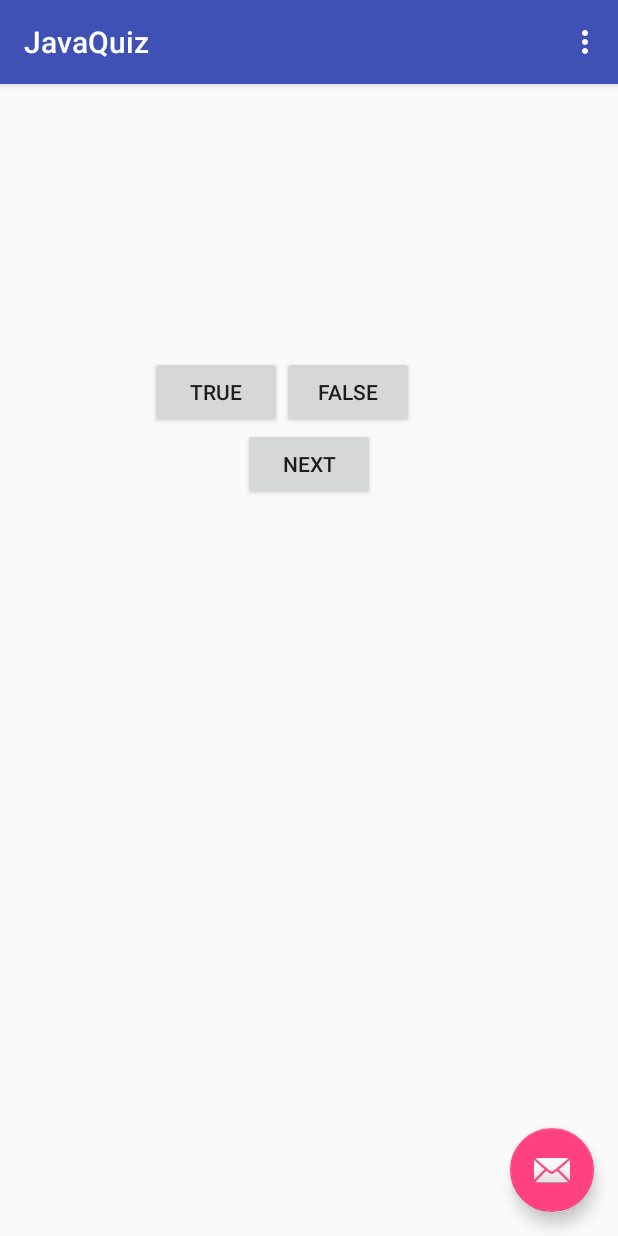
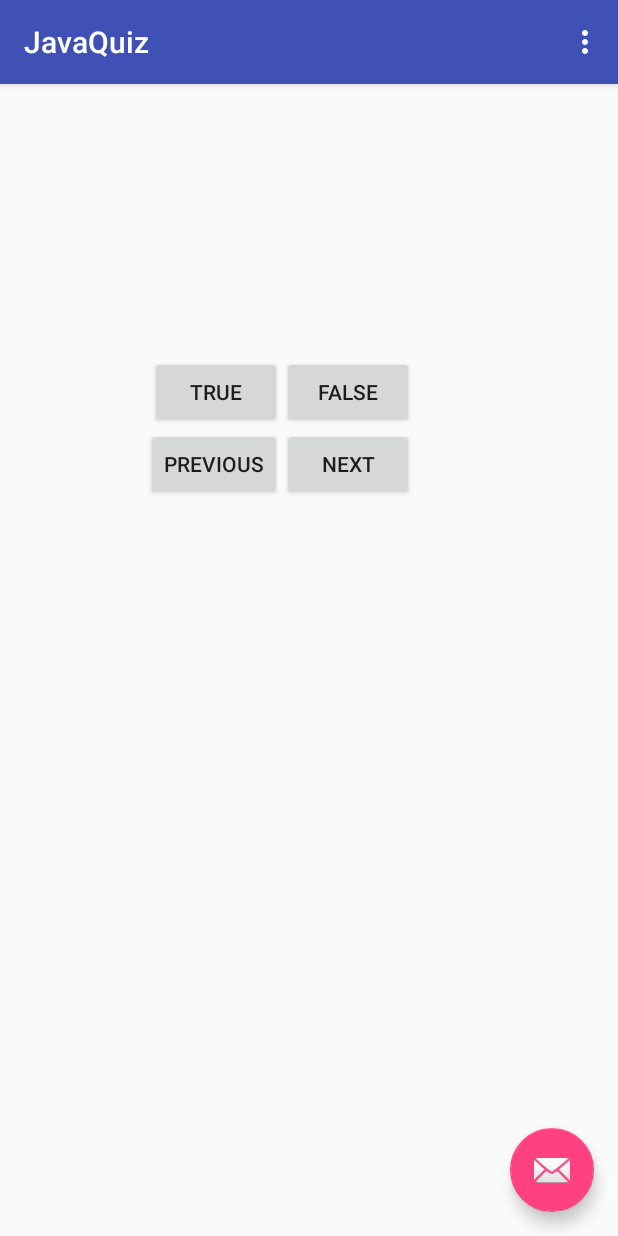
Before and after one commit to mgw1992/JavaQuiz, an Android app: the screen it shows after launch (MainActivity), on a phone screen of 412 x 824 dp. Run offline under Robolectric (Android 15) with nearby library versions, the phone set to English and light mode, and no system bars; 2 statements that could not run were skipped.

Commit message:
Part Three Fully Completed

```diff
--- a/app/src/main/java/com/example/dad/javaquiz/MainActivity.java
+++ b/app/src/main/java/com/example/dad/javaquiz/MainActivity.java
@@ -17,6 +17,7 @@ public class MainActivity extends AppCompatActivity {
     private Button button;
     private Button button2;
     private Button button3;
+    private Button button4;
     private TextView question_text_view;
 
     private Question[] mQuestionBank = new Question[] {
@@ -73,6 +74,17 @@ public class MainActivity extends AppCompatActivity {
 
         updateQuestion();
 
+        button4 = (Button) findViewById(R.id.button4);
+        button4.setOnClickListener(new View.OnClickListener() {
+            @Override
+            public void onClick(View v) {
+                mCurrentIndex = (mCurrentIndex - 1) % mQuestionBank.length;
+                updateQuestion();
+            }
+        });
+
+        updateQuestion();
+
         Toolbar toolbar = (Toolbar) findViewById(R.id.toolbar);
 
             setSupportActionBar(toolbar);
--- a/app/src/main/res/layout/content_main.xml
+++ b/app/src/main/res/layout/content_main.xml
@@ -44,6 +44,16 @@
         android:layout_height="wrap_content"
         android:text="Next"
         android:id="@+id/button3"
-        android:layout_below="@+id/button"
-        android:layout_centerHorizontal="true" />
+        android:layout_below="@+id/button2"
+        android:layout_alignLeft="@+id/button2"
+        android:layout_alignStart="@+id/button2" />
+
+    <Button
+        android:layout_width="wrap_content"
+        android:layout_height="wrap_content"
+        android:text="Previous"
+        android:id="@+id/button4"
+        android:layout_alignTop="@+id/button3"
+        android:layout_alignRight="@+id/button"
+        android:layout_alignEnd="@+id/button" />
 </RelativeLayout>
```
